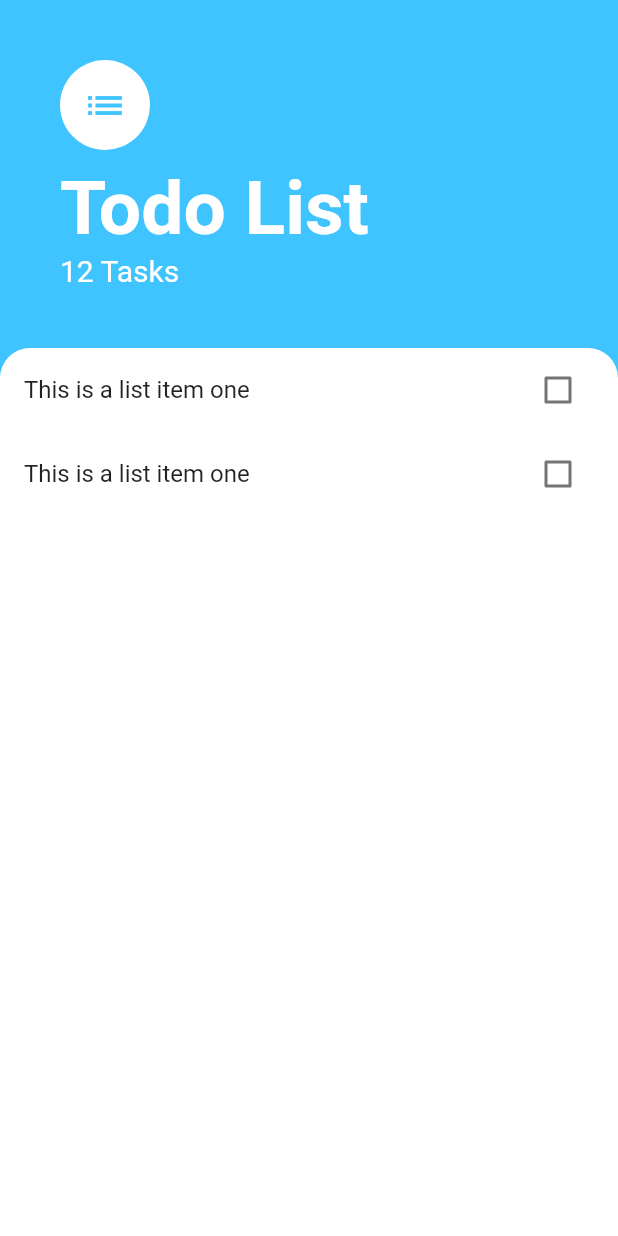
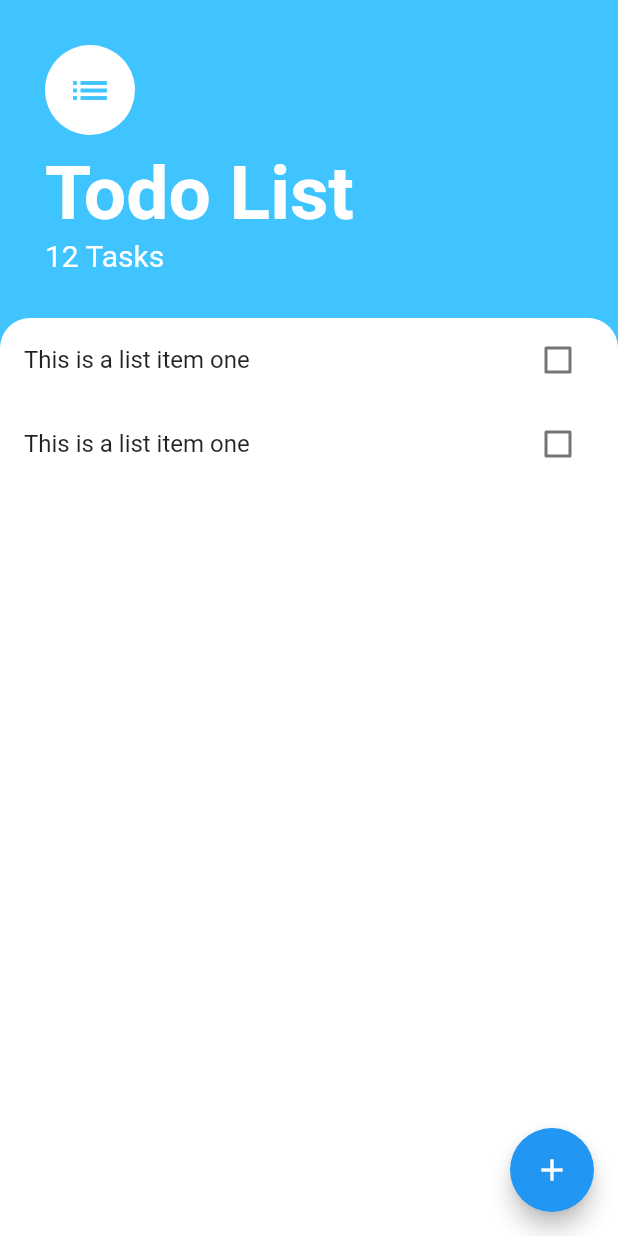
Before and after one commit to ZedanSaheer/todo-flutter, a Flutter app: the screen it shows after launch, on a phone screen of 412 x 824 dp. Run offline on Flutter 3.47's test engine with Material 2 defaults, Android fonts, the phone set to English and light mode, and no system bars.

Commit message:
Added task striking logic

```diff
--- a/lib/screens/tasks_screen.dart
+++ b/lib/screens/tasks_screen.dart
@@ -1,4 +1,6 @@
 import 'package:flutter/material.dart';
+import 'package:state_management/screens/add_task_screen.dart';
+import 'package:state_management/widgets/tasks_list.dart';
 
 class TasksScreen extends StatelessWidget {
   const TasksScreen({Key? key}) : super(key: key);
@@ -7,15 +9,22 @@ class TasksScreen extends StatelessWidget {
   Widget build(BuildContext context) {
     return Scaffold(
         backgroundColor: Colors.lightBlueAccent,
+        floatingActionButton: FloatingActionButton(
+          child: const Icon(Icons.add),
+          onPressed: () => {
+            showModalBottomSheet(
+                context: context, builder: (context) => const AddTaskScreen())
+          },
+        ),
         body: Column(
           crossAxisAlignment: CrossAxisAlignment.start,
           children: [
             Padding(
-              padding: const EdgeInsets.all(40.0),
+              padding: const EdgeInsets.all(30.0),
               child: SafeArea(
                 child: Column(
                     crossAxisAlignment: CrossAxisAlignment.start,
-                    children: <Widget>[
+                    children: const <Widget>[
                       CircleAvatar(
                         backgroundColor: Colors.white,
                         radius: 30,
@@ -49,46 +58,17 @@ class TasksScreen extends StatelessWidget {
             ),
             Expanded(
               child: Container(
-                height: 200,
-                decoration: BoxDecoration(
+                decoration: const BoxDecoration(
                   color: Colors.white,
                   borderRadius: BorderRadius.only(
                     topLeft: Radius.circular(20.0),
                     topRight: Radius.circular(20.0),
                   ),
                 ),
-                child:TasksList() ,
+                child: const TasksList(),
               ),
             ),
           ],
         ));
   }
 }
-
-class TasksList extends StatelessWidget {
-  const TasksList({
-    Key? key,
-  }) : super(key: key);
-
-  @override
-  Widget build(BuildContext context) {
-    return ListView(children: <Widget>[
-      TaskTile(),
-      TaskTile(),
-    ]);
-  }
-}
-
-class TaskTile extends StatelessWidget {
-
-  @override
-  Widget build(BuildContext context) {
-    return ListTile(
-      title: Text('This is a list item one'),
-      trailing: Checkbox(
-        onChanged: ((value) => print("Test")),
-        value:false,
-      ),
-    );
-  }
-}
--- /dev/null
+++ b/lib/widgets/tasks_list.dart
@@ -0,0 +1,16 @@
+import 'package:flutter/material.dart';
+import 'package:state_management/widgets/tasks_tile.dart';
+
+class TasksList extends StatelessWidget {
+  const TasksList({
+    Key? key,
+  }) : super(key: key);
+
+  @override
+  Widget build(BuildContext context) {
+    return ListView(children: <Widget>[
+      TaskTile(),
+      TaskTile(),
+    ]);
+  }
+}
--- /dev/null
+++ b/lib/widgets/tasks_tile.dart
@@ -0,0 +1,30 @@
+import 'package:flutter/material.dart';
+
+class TaskTile extends StatefulWidget {
+  const TaskTile({super.key});
+
+  @override
+  State<TaskTile> createState() => _TaskTileState();
+}
+
+class _TaskTileState extends State<TaskTile> {
+  bool isCheck = false;
+
+  @override
+  Widget build(BuildContext context) {
+    return ListTile(
+      title: Text(
+        'This is a list item one',
+        style: TextStyle(
+            decoration:
+                isCheck ? TextDecoration.lineThrough : TextDecoration.none),
+      ),
+      trailing: Checkbox(
+        onChanged: ((value) => setState(() {
+              isCheck = !isCheck;
+            })),
+        value: isCheck,
+      ),
+    );
+  }
+}
```
Also changed, not shown: lib/screens/add_task_screen.dart (added, +49 -0 lines).
